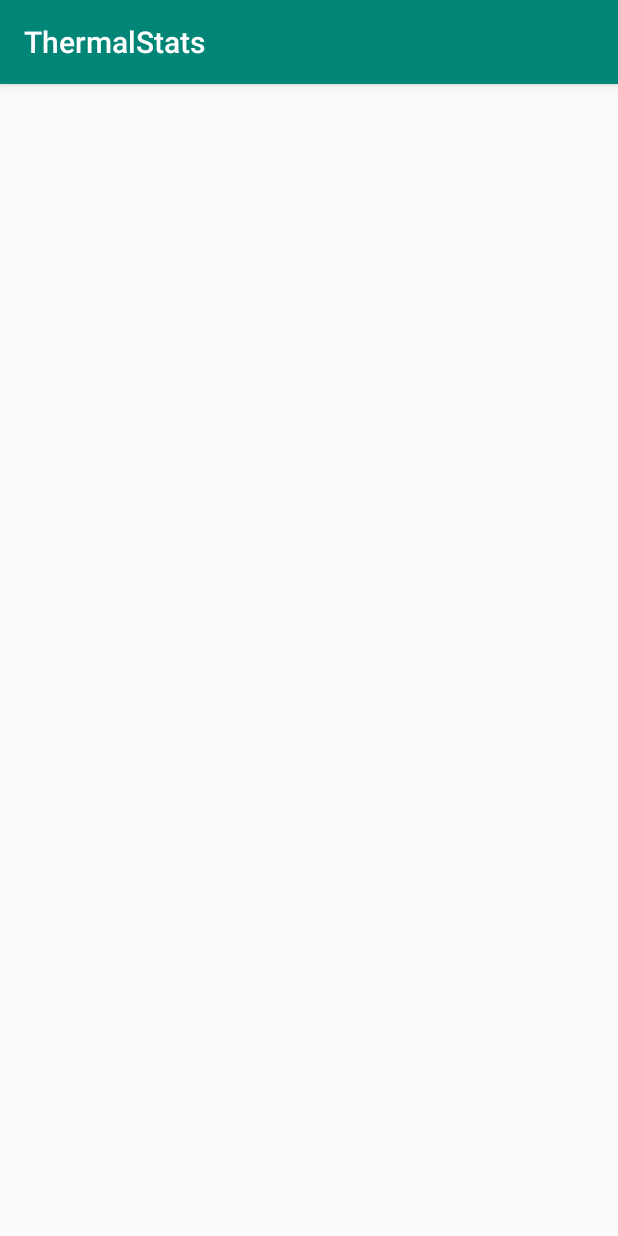
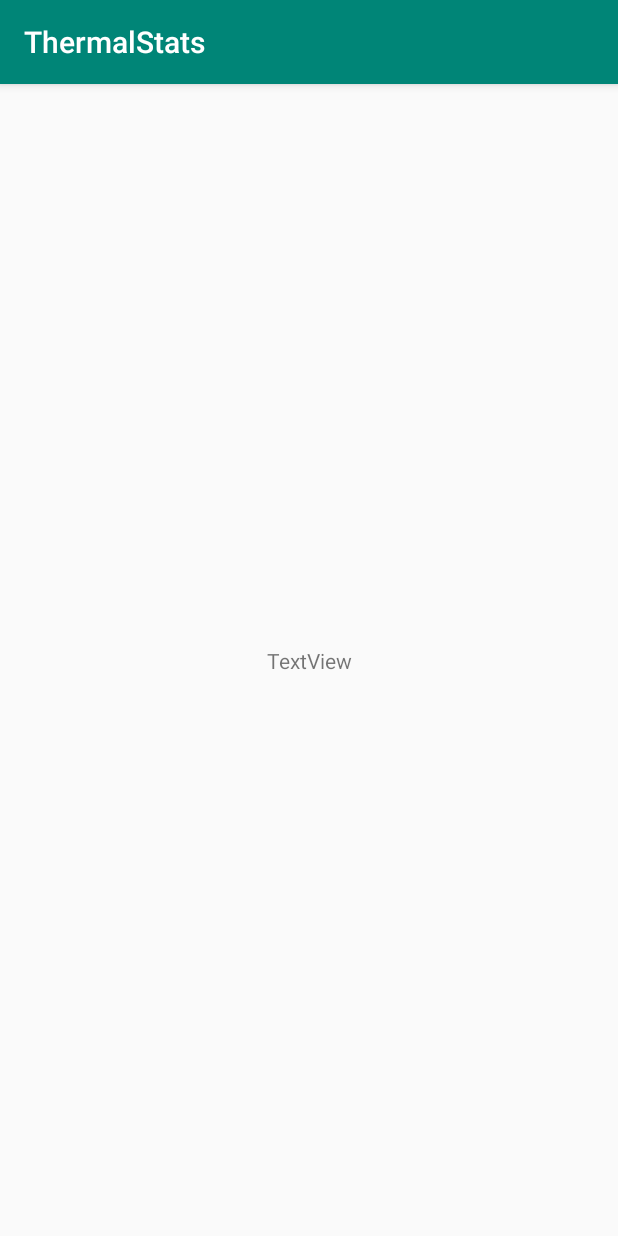
Before and after one commit to occune/ThermalStats, an Android app: the screen it shows after launch (MainActivity), on a phone screen of 412 x 824 dp. Run offline under Robolectric (Android 15) with nearby library versions, the phone set to English and light mode, and no system bars; 1 statement that could not run was skipped.

```diff
--- a/app/src/main/java/com/captive/thermalstats/MainActivity.kt
+++ b/app/src/main/java/com/captive/thermalstats/MainActivity.kt
@@ -1,12 +1,18 @@
 package com.captive.thermalstats
 
+import android.content.Context
 import androidx.appcompat.app.AppCompatActivity
 import android.os.Bundle
+import android.os.PowerManager
+import kotlinx.android.synthetic.main.activity_main.*
 
 class MainActivity : AppCompatActivity() {
 
     override fun onCreate(savedInstanceState: Bundle?) {
         super.onCreate(savedInstanceState)
         setContentView(R.layout.activity_main)
+        val powerManager = getSystemService(Context.POWER_SERVICE) as PowerManager
+        val current_status = powerManager.currentThermalStatus
+        thermal_id.setText(current_status)
     }
 }
--- a/app/src/main/res/layout/activity_main.xml
+++ b/app/src/main/res/layout/activity_main.xml
@@ -4,4 +4,16 @@
     xmlns:tools="http://schemas.android.com/tools"
     android:layout_width="match_parent"
     android:layout_height="match_parent"
-    tools:context=".MainActivity"/>
+    tools:context=".MainActivity">
+
+    <TextView
+        android:id="@+id/thermal_id"
+        android:layout_width="wrap_content"
+        android:layout_height="wrap_content"
+        android:text="TextView"
+        app:layout_constraintBottom_toBottomOf="parent"
+        app:layout_constraintEnd_toEndOf="parent"
+        app:layout_constraintHorizontal_bias="0.5"
+        app:layout_constraintStart_toStartOf="parent"
+        app:layout_constraintTop_toTopOf="parent" />
+</androidx.constraintlayout.widget.ConstraintLayout>
```
